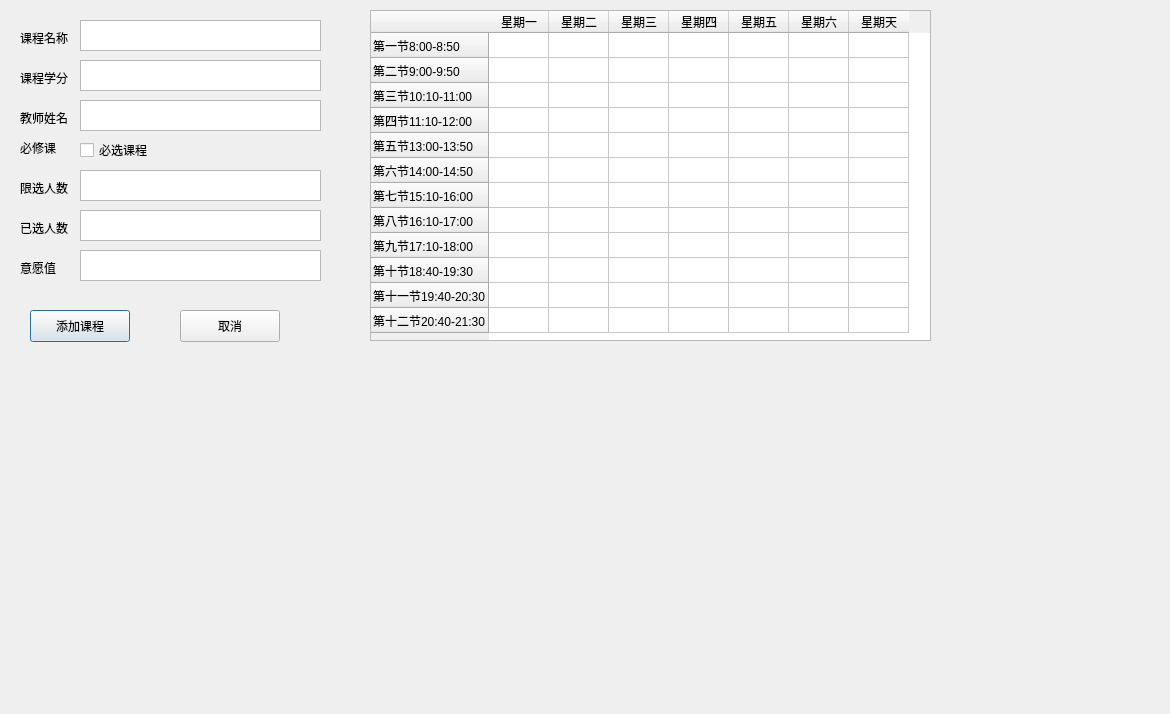
The window that addcourse.ui (jiangruizhang/EasyElective) describes before a commit, drawn with Qt 5.
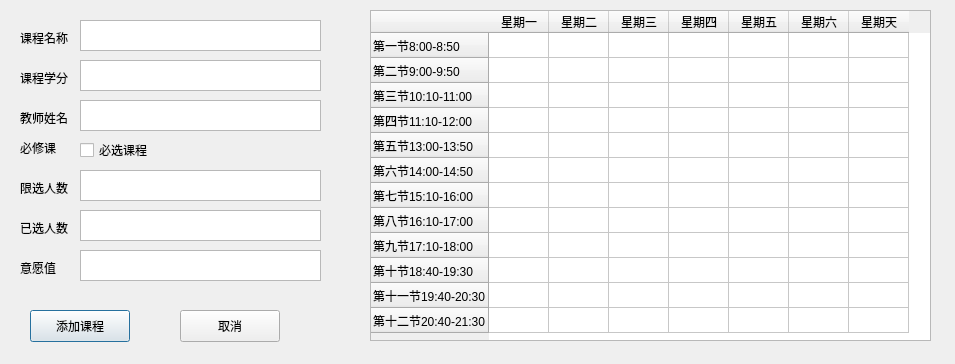
The same window after the commit.

The edit to the form file:
```diff
--- a/addcourse.ui
+++ b/addcourse.ui
@@ -6,8 +6,8 @@
    <rect>
     <x>0</x>
     <y>0</y>
-    <width>1170</width>
-    <height>714</height>
+    <width>955</width>
+    <height>364</height>
    </rect>
   </property>
   <property name="windowTitle">
```
